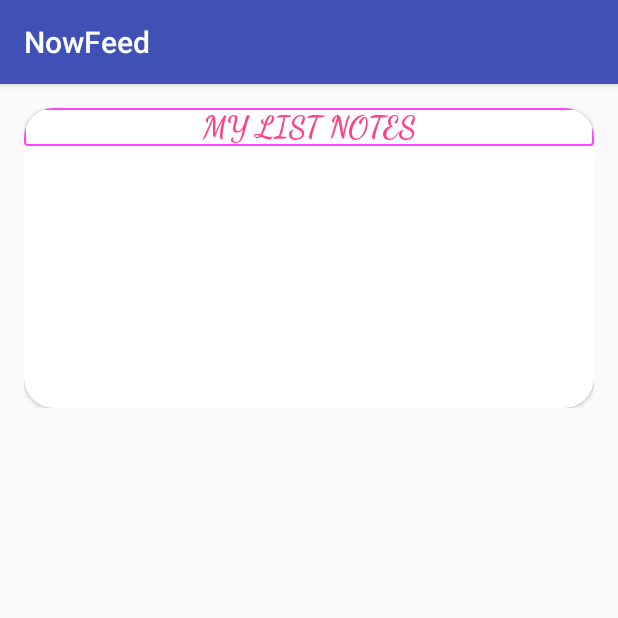
After one commit to rusili56/NowFeedUpdate, an Android app: the fragment NotesFragment placed in its activity, on a phone screen of 412 x 824 dp, the top half of it. The commit adds this screen. Run offline under Robolectric (Android 15) with nearby library versions, the phone set to English and light mode, and no system bars; our stand-ins replace Picasso; pictures from the network do not load.

Commit message:
first, listbtn & new frag

```diff
--- /dev/null
+++ b/app/src/main/java/com/example/nowfeed/NotesFragment.java
@@ -0,0 +1,23 @@
+package com.example.nowfeed;
+
+import android.app.Fragment;
+import android.os.Bundle;
+import android.support.annotation.Nullable;
+import android.view.LayoutInflater;
+import android.view.View;
+import android.view.ViewGroup;
+
+
+/**
+ * Created by Hyun on 11/18/16.
+ */
+
+public class NotesFragment extends Fragment {
+
+    @Nullable
+    @Override
+    public View onCreateView(LayoutInflater inflater, ViewGroup container, Bundle savedInstanceState) {
+        return inflater.inflate(R.layout.listnotes_frag,container,false);
+    }
+
+}
--- /dev/null
+++ b/app/src/main/res/drawable/list_border.xml
@@ -0,0 +1,11 @@
+<?xml version="1.0" encoding="utf-8"?>
+<shape xmlns:android="http://schemas.android.com/apk/res/android"
+    android:shape="rectangle" >
+    <stroke
+        android:width="1dp"
+        android:color="@color/colorTemp" >
+    </stroke>
+    <corners
+        android:radius="2dp">
+    </corners>
+</shape>
--- a/app/src/main/res/layout/activity_main.xml
+++ b/app/src/main/res/layout/activity_main.xml
@@ -13,11 +13,13 @@
     <android.support.v7.widget.RecyclerView
         android:id="@+id/recycler_view"
         android:layout_width="match_parent"
-        android:layout_height="wrap_content"></android.support.v7.widget.RecyclerView>
+        android:layout_height="wrap_content">
+    </android.support.v7.widget.RecyclerView>
 
     <FrameLayout
         android:id="@+id/idFragLayout"
         android:layout_width="match_parent"
-        android:layout_height="match_parent"></FrameLayout>
+        android:layout_height="match_parent">
+    </FrameLayout>
 
 </FrameLayout>
--- /dev/null
+++ b/app/src/main/res/layout/listnotes_frag.xml
@@ -0,0 +1,43 @@
+<?xml version="1.0" encoding="utf-8"?>
+<LinearLayout
+    xmlns:android="http://schemas.android.com/apk/res/android"
+    xmlns:cardview="http://schemas.android.com/tools"
+    android:orientation="vertical"
+    android:layout_width="match_parent"
+    android:layout_height="200dp">
+
+    <android.support.v7.widget.CardView xmlns:card_view="http://schemas.android.com/apk/res-auto"
+        android:id="@+id/listnotes_fraglayout"
+        android:layout_width="match_parent"
+        android:layout_height="200dp"
+        android:layout_gravity="center"
+        android:layout_marginBottom="5dp"
+        card_view:cardCornerRadius="@dimen/corner_dim"
+        card_view:cardElevation="@dimen/cardview_default_elevation"
+        cardview:cardUseCompatPadding="true">
+        <LinearLayout
+            android:layout_width="match_parent"
+            android:layout_height="match_parent"
+            android:orientation="vertical">
+
+            <TextView
+                android:id="@+id/listnotes_TV"
+                android:layout_width="match_parent"
+                android:layout_height="wrap_content"
+                android:background="@drawable/list_border"
+                android:fontFamily="cursive"
+                android:gravity="center|top"
+                android:text="MY LIST NOTES"
+                android:textColor="@color/colorAccent"
+                android:textSize="20sp"
+                android:textStyle="bold" />
+
+            <ListView
+                android:id="@+id/listview"
+                android:layout_width="match_parent"
+                android:layout_height="match_parent">
+            </ListView>
+
+        </LinearLayout>
+    </android.support.v7.widget.CardView>
+</LinearLayout>
```
Also changed, not shown: app/src/main/java/com/example/nowfeed/CardAdapter.java (+16 -10 lines), app/src/main/java/com/example/nowfeed/MainActivity.java (+20 -21 lines), app/src/main/java/com/example/nowfeed/NotesCardViewHolder.java (+80 -4 lines), app/src/main/java/com/example/nowfeed/ThirdCardViewHolder.java (deleted, +0 -90 lines), app/src/main/res/layout/third_card.xml (+9 -3 lines).
